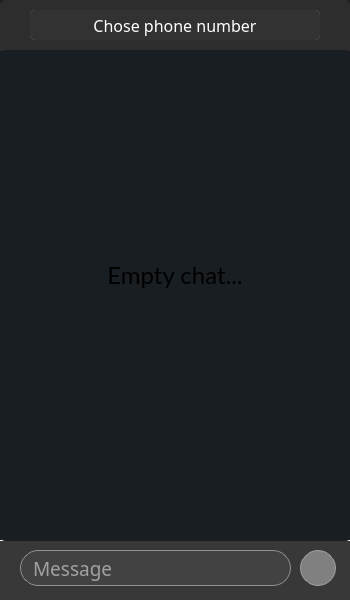
Old version of the form PhoneManagerGUI/ui/supportchat.ui in the repository tarashunchak/PhoneCompanyManager.
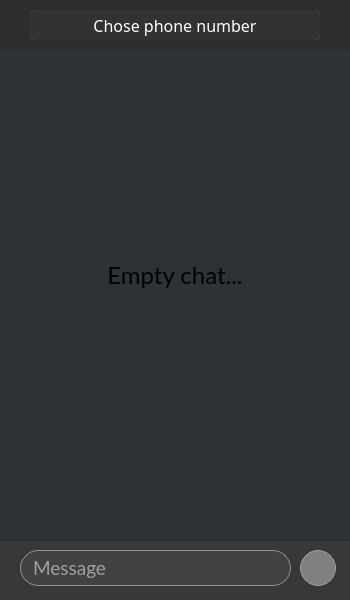
New version of the form.

What changed in the file:
```diff
--- a/PhoneManagerGUI/ui/supportchat.ui
+++ b/PhoneManagerGUI/ui/supportchat.ui
@@ -30,9 +30,8 @@
   </property>
   <property name="styleSheet">
    <string notr="true">color:white;
-background-color:rgb(25, 30, 35);
-border-radius:5px;
-font-family:Robotic;</string>
+background-color:rgb(45, 50, 55);
+font-family:Lato, Arial, Robotic;</string>
   </property>
   <widget class="QWidget" name="widget" native="true">
    <property name="geometry">
@@ -44,10 +43,7 @@
     </rect>
    </property>
    <property name="styleSheet">
-    <string notr="true">background-color:rgb(45, 45, 45);
-border:none;
-border-bottom-right-radius:0px;
-border-bottom-left-radius:0px;</string>
+    <string notr="true">background-color:rgb(45, 45, 45);</string>
    </property>
    <widget class="QLineEdit" name="phone_lineEdit">
     <property name="geometry">
@@ -113,7 +109,7 @@
     </property>
     <property name="font">
      <font>
-      <family>Robotic</family>
+      <family>Lato</family>
       <pointsize>14</pointsize>
      </font>
     </property>
```
